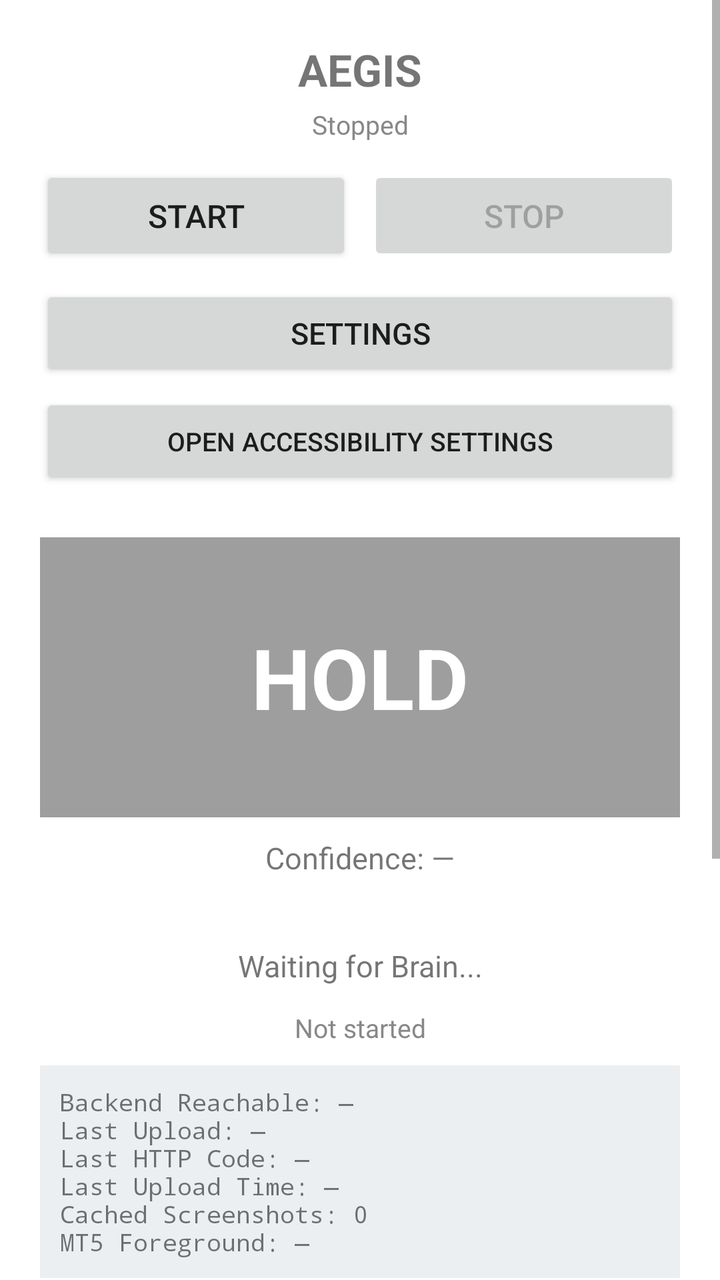
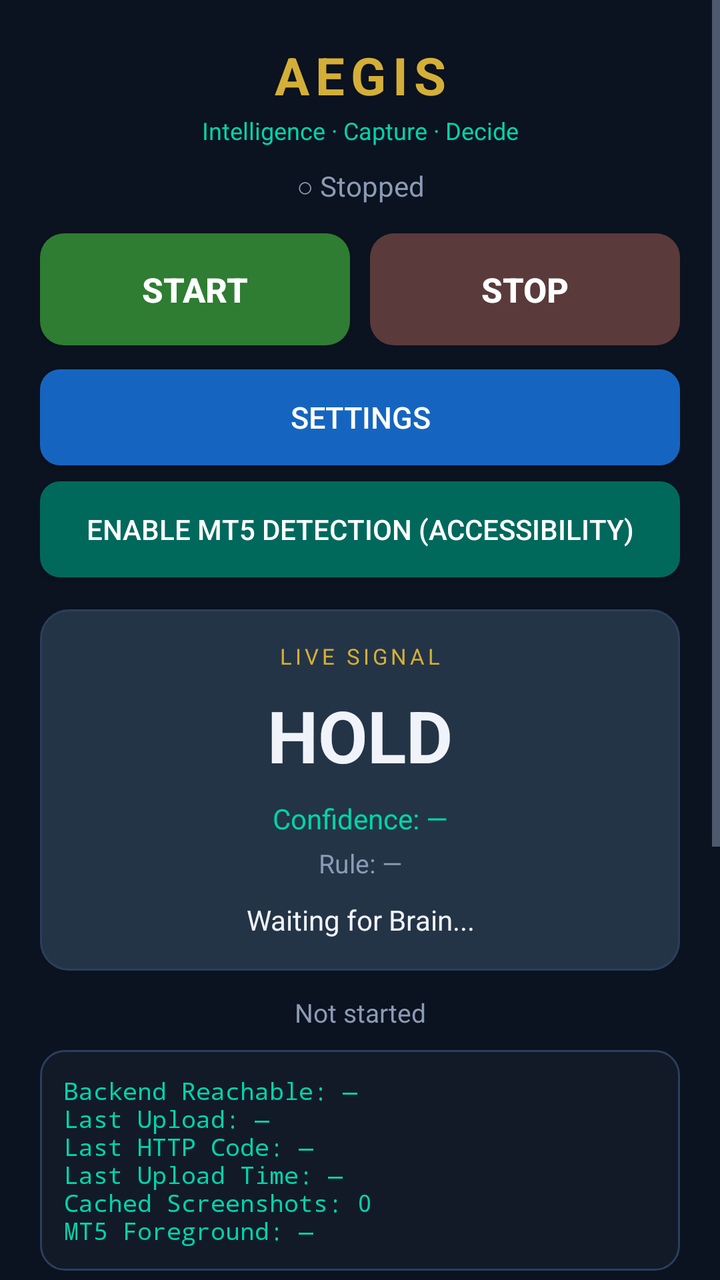

Two renders of the same Android screen: before a commit and after it. Below are the layout's source before the change and the commit's diff.
<!-- AndroidManifest.xml: application theme Theme.AEGIS -->
<!-- res/layout/activity_main.xml -->
<?xml version="1.0" encoding="utf-8"?>
<ScrollView xmlns:android="http://schemas.android.com/apk/res/android"
    android:layout_width="match_parent"
    android:layout_height="match_parent"
    android:fillViewport="true">

    <LinearLayout
        android:layout_width="match_parent"
        android:layout_height="wrap_content"
        android:orientation="vertical"
        android:padding="20dp"
        android:gravity="center_horizontal">

        <TextView
            android:layout_width="match_parent"
            android:layout_height="wrap_content"
            android:text="AEGIS"
            android:textSize="22sp"
            android:textStyle="bold"
            android:gravity="center"
            android:layout_marginBottom="4dp"/>

        <TextView
            android:id="@+id/runningStateText"
            android:layout_width="match_parent"
            android:layout_height="wrap_content"
            android:text="Stopped"
            android:textSize="13sp"
            android:gravity="center"
            android:textColor="#888888"
            android:layout_marginBottom="12dp"/>

        <LinearLayout
            android:layout_width="match_parent"
            android:layout_height="wrap_content"
            android:orientation="horizontal">

            <Button
                android:id="@+id/startBtn"
                android:layout_width="0dp"
                android:layout_height="wrap_content"
                android:layout_weight="1"
                android:text="START"
                android:textSize="16sp"
                android:padding="14dp"/>

            <Button
                android:id="@+id/stopBtn"
                android:layout_width="0dp"
                android:layout_height="wrap_content"
                android:layout_weight="1"
                android:text="STOP"
                android:textSize="16sp"
                android:padding="14dp"
                android:layout_marginStart="8dp"
                android:enabled="false"/>
        </LinearLayout>

        <Button
            android:id="@+id/settingsBtn"
            android:layout_width="match_parent"
            android:layout_height="wrap_content"
            android:text="SETTINGS"
            android:textSize="15sp"
            android:layout_marginTop="10dp"/>

        <Button
            android:id="@+id/accessibilityBtn"
            android:layout_width="match_parent"
            android:layout_height="wrap_content"
            android:text="OPEN ACCESSIBILITY SETTINGS"
            android:textSize="13sp"
            android:layout_marginTop="6dp"/>

        <TextView
            android:id="@+id/statusText"
            android:layout_width="match_parent"
            android:layout_height="140dp"
            android:layout_marginTop="24dp"
            android:text="HOLD"
            android:textSize="42sp"
            android:textStyle="bold"
            android:gravity="center"
            android:background="#9E9E9E"
            android:textColor="#FFFFFF"/>

        <TextView
            android:id="@+id/confidenceText"
            android:layout_width="match_parent"
            android:layout_height="wrap_content"
            android:layout_marginTop="10dp"
            android:text="Confidence: —"
            android:textSize="15sp"
            android:gravity="center"/>

        <TextView
            android:id="@+id/ruleText"
            android:layout_width="match_parent"
            android:layout_height="wrap_content"
            android:layout_marginTop="4dp"
            android:text=""
            android:textSize="13sp"
            android:gravity="center"
            android:textColor="#666666"/>

        <TextView
            android:id="@+id/detailsText"
            android:layout_width="match_parent"
            android:layout_height="wrap_content"
            android:layout_marginTop="12dp"
            android:text="Waiting for Brain..."
            android:textSize="15sp"
            android:gravity="center"/>

        <TextView
            android:id="@+id/healthText"
            android:layout_width="match_parent"
            android:layout_height="wrap_content"
            android:layout_marginTop="12dp"
            android:text="Not started"
            android:textSize="13sp"
            android:gravity="center"
            android:textColor="#888888"/>

        <TextView
            android:id="@+id/diagText"
            android:layout_width="match_parent"
            android:layout_height="wrap_content"
            android:layout_marginTop="10dp"
            android:padding="10dp"
            android:background="#ECEFF1"
            android:textSize="12sp"
            android:fontFamily="monospace"
            android:text="Backend Reachable: —\nLast Upload: —\nLast HTTP Code: —\nLast Upload Time: —\nCached Screenshots: 0\nMT5 Foreground: —"/>

        <Button
            android:id="@+id/batteryBtn"
            android:layout_width="match_parent"
            android:layout_height="wrap_content"
            android:text="ALLOW BACKGROUND RUNNING (recommended)"
            android:layout_marginTop="16dp"/>

        <Button
            android:id="@+id/indicatorSetupBtn"
            android:layout_width="match_parent"
            android:layout_height="wrap_content"
            android:text="INSTALL / UPDATE INDICATOR TEMPLATE"
            android:layout_marginTop="8dp"/>

        <Button
            android:id="@+id/minimizeBtn"
            android:layout_width="match_parent"
            android:layout_height="wrap_content"
            android:text="MINIMIZE (keep capture running)"
            android:textSize="14sp"
            android:layout_marginTop="8dp"/>

        <Button
            android:id="@+id/floatHudBtn"
            android:layout_width="match_parent"
            android:layout_height="wrap_content"
            android:text="FLOATING HUD (minimize / drag)"
            android:layout_marginTop="8dp"/>

        <Button
            android:id="@+id/connectMt5Btn"
            android:layout_width="match_parent"
            android:layout_height="wrap_content"
            android:text="CONNECT MT5 TO BACKEND"
            android:layout_marginTop="8dp"/>

    </LinearLayout>
</ScrollView>
<!-- resources referenced by this layout -->
<resources>
  <style name="Theme.AEGIS" parent="Theme.MaterialComponents.DayNight.NoActionBar">
          <item name="colorPrimary">#1565C0</item>
          <item name="colorPrimaryDark">#0D47A1</item>
          <item name="colorAccent">#FF6F00</item>
      </style>
</resources>

<!-- the commit's change to res/layout/activity_main.xml (unified diff, before → after) -->
@@ -2,7 +2,8 @@
 <ScrollView xmlns:android="http://schemas.android.com/apk/res/android"
     android:layout_width="match_parent"
     android:layout_height="match_parent"
-    android:fillViewport="true">
+    android:fillViewport="true"
+    android:background="@color/aegis_bg">
 
     <LinearLayout
         android:layout_width="match_parent"
@@ -15,20 +16,31 @@
             android:layout_width="match_parent"
             android:layout_height="wrap_content"
             android:text="AEGIS"
-            android:textSize="22sp"
+            android:textSize="26sp"
             android:textStyle="bold"
-            android:gravity="center"
-            android:layout_marginBottom="4dp"/>
+            android:textColor="@color/aegis_gold"
+            android:gravity="center"
+            android:letterSpacing="0.12"
+            android:layout_marginBottom="2dp"/>
+
+        <TextView
+            android:layout_width="match_parent"
+            android:layout_height="wrap_content"
+            android:text="Intelligence · Capture · Decide"
+            android:textSize="12sp"
+            android:textColor="@color/aegis_teal"
+            android:gravity="center"
+            android:layout_marginBottom="10dp"/>
 
         <TextView
             android:id="@+id/runningStateText"
             android:layout_width="match_parent"
             android:layout_height="wrap_content"
-            android:text="Stopped"
-            android:textSize="13sp"
-            android:gravity="center"
-            android:textColor="#888888"
-            android:layout_marginBottom="12dp"/>
+            android:text="○ Stopped"
+            android:textSize="14sp"
+            android:gravity="center"
+            android:textColor="@color/aegis_muted"
+            android:layout_marginBottom="14dp"/>
 
         <LinearLayout
             android:layout_width="match_parent"
@@ -38,79 +50,108 @@
             <Button
                 android:id="@+id/startBtn"
                 android:layout_width="0dp"
-                android:layout_height="wrap_content"
+                android:layout_height="56dp"
                 android:layout_weight="1"
                 android:text="START"
-                android:textSize="16sp"
+                android:textSize="17sp"
+                android:textStyle="bold"
+                android:textColor="#FFFFFF"
+                android:background="@drawable/btn_start_bg"
                 android:padding="14dp"/>
 
             <Button
                 android:id="@+id/stopBtn"
                 android:layout_width="0dp"
-                android:layout_height="wrap_content"
+                android:layout_height="56dp"
                 android:layout_weight="1"
                 android:text="STOP"
-                android:textSize="16sp"
+                android:textSize="17sp"
+                android:textStyle="bold"
+                android:textColor="#FFFFFF"
+                android:background="@drawable/btn_stop_bg"
                 android:padding="14dp"
-                android:layout_marginStart="8dp"
+                android:layout_marginStart="10dp"
                 android:enabled="false"/>
         </LinearLayout>
 
         <Button
             android:id="@+id/settingsBtn"
             android:layout_width="match_parent"
-            android:layout_height="wrap_content"
+            android:layout_height="48dp"
             android:text="SETTINGS"
             android:textSize="15sp"
-            android:layout_marginTop="10dp"/>
+            android:textColor="#FFFFFF"
+            android:background="@drawable/btn_secondary_bg"
+            android:layout_marginTop="12dp"/>
 
         <Button
             android:id="@+id/accessibilityBtn"
             android:layout_width="match_parent"
-            android:layout_height="wrap_content"
-            android:text="OPEN ACCESSIBILITY SETTINGS"
-            android:textSize="13sp"
-            android:layout_marginTop="6dp"/>
-
-        <TextView
-            android:id="@+id/statusText"
-            android:layout_width="match_parent"
-            android:layout_height="140dp"
-            android:layout_marginTop="24dp"
-            android:text="HOLD"
-            android:textSize="42sp"
-            android:textStyle="bold"
-            android:gravity="center"
-            android:background="#9E9E9E"
-            android:textColor="#FFFFFF"/>
-
-        <TextView
-            android:id="@+id/confidenceText"
-            android:layout_width="match_parent"
-            android:layout_height="wrap_content"
-            android:layout_marginTop="10dp"
-            android:text="Confidence: —"
-            android:textSize="15sp"
-            android:gravity="center"/>
-
-        <TextView
-            android:id="@+id/ruleText"
-            android:layout_width="match_parent"
-            android:layout_height="wrap_content"
-            android:layout_marginTop="4dp"
-            android:text=""
-            android:textSize="13sp"
-            android:gravity="center"
-            android:textColor="#666666"/>
-
-        <TextView
-            android:id="@+id/detailsText"
-            android:layout_width="match_parent"
-            android:layout_height="wrap_content"
-            android:layout_marginTop="12dp"
-            android:text="Waiting for Brain..."
-            android:textSize="15sp"
-            android:gravity="center"/>
+            android:layout_height="48dp"
+            android:text="ENABLE MT5 DETECTION (Accessibility)"
+            android:textSize="14sp"
+            android:textColor="#FFFFFF"
+            android:background="@drawable/btn_teal_bg"
+            android:layout_marginTop="8dp"/>
+
+        <LinearLayout
+            android:layout_width="match_parent"
+            android:layout_height="wrap_content"
+            android:orientation="vertical"
+            android:background="@drawable/card_signal_bg"
+            android:padding="16dp"
+            android:layout_marginTop="16dp">
+
+            <TextView
+                android:layout_width="match_parent"
+                android:layout_height="wrap_content"
+                android:text="LIVE SIGNAL"
+                android:textSize="11sp"
+                android:textColor="@color/aegis_gold"
+                android:letterSpacing="0.15"
+                android:gravity="center"/>
+
+            <TextView
+                android:id="@+id/statusText"
+                android:layout_width="match_parent"
+                android:layout_height="wrap_content"
+                android:text="HOLD"
+                android:textSize="36sp"
+                android:textStyle="bold"
+                android:textColor="@color/aegis_text"
+                android:gravity="center"
+                android:paddingTop="8dp"
+                android:paddingBottom="8dp"/>
+
+            <TextView
+                android:id="@+id/confidenceText"
+                android:layout_width="match_parent"
+                android:layout_height="wrap_content"
+                android:text="Confidence: —"
+                android:textSize="14sp"
+                android:textColor="@color/aegis_teal"
+                android:gravity="center"/>
+
+            <TextView
+                android:id="@+id/ruleText"
+                android:layout_width="match_parent"
+                android:layout_height="wrap_content"
+                android:text="Rule: —"
+                android:textSize="13sp"
+                android:textColor="@color/aegis_muted"
+                android:gravity="center"
+                android:layout_marginTop="4dp"/>
+
+            <TextView
+                android:id="@+id/detailsText"
+                android:layout_width="match_parent"
+                android:layout_height="wrap_content"
+                android:layout_marginTop="10dp"
+                android:text="Waiting for Brain..."
+                android:textSize="14sp"
+                android:textColor="@color/aegis_text"
+                android:gravity="center"/>
+        </LinearLayout>
 
         <TextView
             android:id="@+id/healthText"
@@ -120,15 +161,16 @@
             android:text="Not started"
             android:textSize="13sp"
             android:gravity="center"
-            android:textColor="#888888"/>
+            android:textColor="@color/aegis_muted"/>
 
         <TextView
             android:id="@+id/diagText"
             android:layout_width="match_parent"
             android:layout_height="wrap_content"
             android:layout_marginTop="10dp"
-            android:padding="10dp"
-            android:background="#ECEFF1"
+            android:padding="12dp"
+            android:background="@drawable/card_diag_bg"
+            android:textColor="@color/aegis_teal"
             android:textSize="12sp"
             android:fontFamily="monospace"
             android:text="Backend Reachable: —\nLast Upload: —\nLast HTTP Code: —\nLast Upload Time: —\nCached Screenshots: 0\nMT5 Foreground: —"/>
@@ -136,38 +178,49 @@
         <Button
             android:id="@+id/batteryBtn"
             android:layout_width="match_parent"
-            android:layout_height="wrap_content"
-            android:text="ALLOW BACKGROUND RUNNING (recommended)"
+            android:layout_height="48dp"
+            android:text="ALLOW BACKGROUND RUNNING"
+            android:textColor="#FFFFFF"
+            android:background="@drawable/btn_orange_bg"
             android:layout_marginTop="16dp"/>
 
         <Button
             android:id="@+id/indicatorSetupBtn"
             android:layout_width="match_parent"
-            android:layout_height="wrap_content"
+            android:layout_height="48dp"
             android:text="INSTALL / UPDATE INDICATOR TEMPLATE"
+            android:textColor="#FFFFFF"
+            android:background="@drawable/btn_purple_bg"
             android:layout_marginTop="8dp"/>
 
         <Button
             android:id="@+id/minimizeBtn"
             android:layout_width="match_parent"
-            android:layout_height="wrap_content"
+            android:layout_height="48dp"
             android:text="MINIMIZE (keep capture running)"
             android:textSize="14sp"
+            android:textColor="#FFFFFF"
+            android:background="@drawable/btn_secondary_bg"
             android:layout_marginTop="8dp"/>
 
         <Button
             android:id="@+id/floatHudBtn"
             android:layout_width="match_parent"
-            android:layout_height="wrap_content"
-            android:text="FLOATING HUD (minimize / drag)"
+            android:layout_height="48dp"
+            android:text="FLOATING HUD (drag overlay)"
+            android:textColor="#FFFFFF"
+            android:background="@drawable/btn_teal_bg"
             android:layout_marginTop="8dp"/>
 
         <Button
             android:id="@+id/connectMt5Btn"
             android:layout_width="match_parent"
-            android:layout_height="wrap_content"
+            android:layout_height="48dp"
             android:text="CONNECT MT5 TO BACKEND"
-            android:layout_marginTop="8dp"/>
+            android:textColor="#FFFFFF"
+            android:background="@drawable/btn_secondary_bg"
+            android:layout_marginTop="8dp"
+            android:layout_marginBottom="24dp"/>
 
     </LinearLayout>
 </ScrollView>
<!-- resource entries referenced after the edit -->
@@ -1,9 +1,91 @@
 <!-- resources referenced by this layout -->
 <resources>
+  <color name="aegis_bg">#0B1220</color>
+  <color name="aegis_gold">#D4AF37</color>
+  <color name="aegis_muted">#8B9BB4</color>
+  <color name="aegis_teal">#00D4AA</color>
+  <color name="aegis_text">#F0F4FA</color>
+  <!-- drawable btn_orange_bg (drawable) -->
+  <?xml version="1.0" encoding="utf-8"?>
+  <shape xmlns:android="http://schemas.android.com/apk/res/android" android:shape="rectangle">
+      <solid android:color="@color/btn_warn"/>
+      <corners android:radius="10dp"/>
+  </shape>
+  <!-- drawable btn_purple_bg (drawable) -->
+  <?xml version="1.0" encoding="utf-8"?>
+  <shape xmlns:android="http://schemas.android.com/apk/res/android" android:shape="rectangle">
+      <solid android:color="@color/btn_purple"/>
+      <corners android:radius="10dp"/>
+  </shape>
+  <!-- drawable btn_secondary_bg (drawable) -->
+  <?xml version="1.0" encoding="utf-8"?>
+  <shape xmlns:android="http://schemas.android.com/apk/res/android" android:shape="rectangle">
+      <solid android:color="@color/btn_secondary"/>
+      <corners android:radius="10dp"/>
+  </shape>
+  <!-- drawable btn_stop_bg (drawable) -->
+  <?xml version="1.0" encoding="utf-8"?>
+  <selector xmlns:android="http://schemas.android.com/apk/res/android">
+      <item android:state_enabled="false">
+          <shape android:shape="rectangle">
+              <solid android:color="#5A3A3A"/>
+              <corners android:radius="12dp"/>
+          </shape>
+      </item>
+      <item android:state_pressed="true">
+          <shape android:shape="rectangle">
+              <solid android:color="@color/btn_stop_pressed"/>
+              <corners android:radius="12dp"/>
+          </shape>
+      </item>
+      <item>
+          <shape android:shape="rectangle">
+              <solid android:color="@color/btn_stop"/>
+              <corners android:radius="12dp"/>
+          </shape>
+      </item>
+  </selector>
+  <!-- drawable btn_teal_bg (drawable) -->
+  <?xml version="1.0" encoding="utf-8"?>
+  <shape xmlns:android="http://schemas.android.com/apk/res/android" android:shape="rectangle">
+      <solid android:color="@color/btn_secondary_alt"/>
+      <corners android:radius="10dp"/>
+  </shape>
+  <!-- drawable card_diag_bg (drawable) -->
+  <?xml version="1.0" encoding="utf-8"?>
+  <shape xmlns:android="http://schemas.android.com/apk/res/android" android:shape="rectangle">
+      <solid android:color="@color/diag_bg"/>
+      <corners android:radius="12dp"/>
+      <stroke android:width="1dp" android:color="#2A3F5C"/>
+  </shape>
+  <!-- drawable card_signal_bg (drawable) -->
+  <?xml version="1.0" encoding="utf-8"?>
+  <shape xmlns:android="http://schemas.android.com/apk/res/android" android:shape="rectangle">
+      <solid android:color="@color/signal_panel"/>
+      <corners android:radius="14dp"/>
+      <stroke android:width="1dp" android:color="#2A3F5C"/>
+  </shape>
   <style name="Theme.AEGIS" parent="Theme.MaterialComponents.DayNight.NoActionBar">
-          <item name="colorPrimary">#1565C0</item>
-          <item name="colorPrimaryDark">#0D47A1</item>
-          <item name="colorAccent">#FF6F00</item>
+          <item name="colorPrimary">@color/aegis_blue</item>
+          <item name="colorPrimaryDark">@color/aegis_bg</item>
+          <item name="colorAccent">@color/aegis_gold</item>
+          <item name="android:statusBarColor">@color/aegis_bg</item>
+          <item name="android:navigationBarColor">@color/aegis_bg</item>
+          <item name="android:windowBackground">@color/aegis_bg</item>
+          <item name="android:textColorPrimary">@color/aegis_text</item>
+          <item name="android:textColorSecondary">@color/aegis_muted</item>
+          <item name="colorButtonNormal">@color/btn_secondary</item>
       </style>
+  <color name="btn_warn">#EF6C00</color>
+  <color name="btn_purple">#5E35B1</color>
+  <color name="btn_secondary">#1565C0</color>
+  <color name="btn_start_pressed">#1B5E20</color>
+  <color name="btn_start">#2E7D32</color>
+  <color name="btn_stop_pressed">#8E0000</color>
+  <color name="btn_stop">#C62828</color>
+  <color name="btn_secondary_alt">#00695C</color>
+  <color name="diag_bg">#121A28</color>
+  <color name="signal_panel">#243447</color>
+  <color name="aegis_blue">#0B5FFF</color>
 </resources>
 
